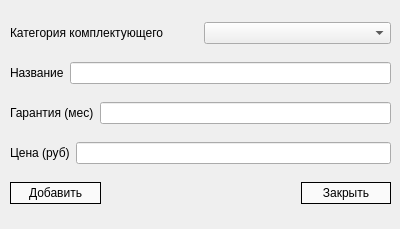
Qt form src/addcomponentdialog.ui (f0rw4rd-dev/hse-hsms-wpf) before a commit.
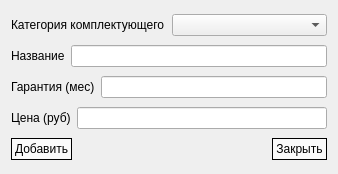
The same form after that commit.

Diff of the .ui file:
```diff
--- a/src/addcomponentdialog.ui
+++ b/src/addcomponentdialog.ui
@@ -6,22 +6,15 @@
    <rect>
     <x>0</x>
     <y>0</y>
-    <width>400</width>
-    <height>229</height>
+    <width>336</width>
+    <height>174</height>
    </rect>
   </property>
   <property name="windowTitle">
    <string>Dialog</string>
   </property>
-  <widget class="QWidget" name="verticalLayoutWidget">
-   <property name="geometry">
-    <rect>
-     <x>10</x>
-     <y>10</y>
-     <width>381</width>
-     <height>211</height>
-    </rect>
-   </property>
+  <layout class="QHBoxLayout" name="horizontalLayout_3">
+   <item>
    <layout class="QVBoxLayout" name="verticalLayout">
     <item>
      <layout class="QHBoxLayout" name="horizontalLayout">
@@ -141,7 +134,8 @@
      </layout>
     </item>
    </layout>
-  </widget>
+   </item>
+  </layout>
  </widget>
  <resources/>
  <connections>
```
Left out of the diff: 18 changed lines with no effect on the pictures. Lines whose indentation alone changed are shown as unchanged.
